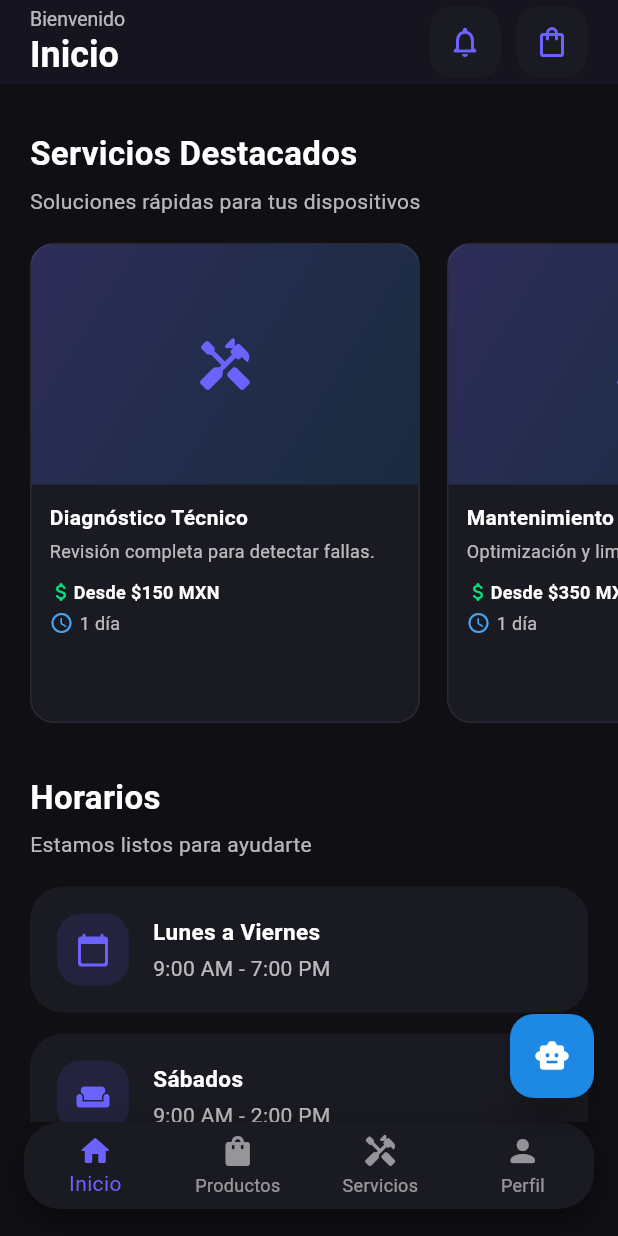
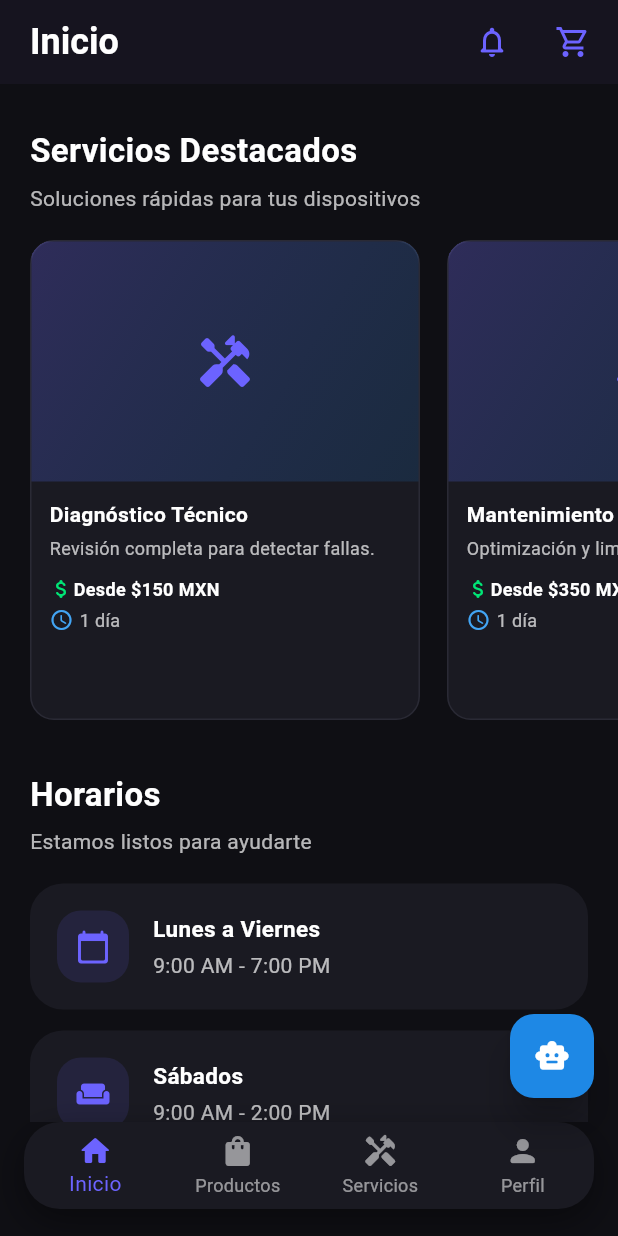
Before and after one commit to KevinAmezcua11/TociTech, a Flutter app: the TociTechApp screen opened directly, scrolled down 576 dp, on a phone screen of 412 x 824 dp. Run offline on Flutter 3.47's test engine with Material 3 defaults, Android fonts, the phone set to English and light mode, and no system bars; our stand-ins replace cached_network_image, sqflite; missing offline and left inert: flutter_stripe; accounts and stored records are empty; network calls fail.

Commit message:
cambios app_client

```diff
--- a/app_client/lib/ui/pages/main/home_page.dart
+++ b/app_client/lib/ui/pages/main/home_page.dart
@@ -53,13 +53,6 @@ class _TociTechAppState extends State<TociTechApp> {
           crossAxisAlignment: CrossAxisAlignment.start,
           children: [
             Text(
-              "Bienvenido",
-              style: TextStyle(
-                color: AppColors.textSecondary,
-                fontSize: 13,
-              ),
-            ),
-            Text(
               _titulosAppBar[_index],
               style: TextStyle(
                 color: AppColors.textPrimary,
@@ -71,11 +64,7 @@ class _TociTechAppState extends State<TociTechApp> {
         ),
         actions: [
           Container(
-            margin: const EdgeInsets.only(right: 10),
-            decoration: BoxDecoration(
-              color: AppColors.surface,
-              borderRadius: BorderRadius.circular(16),
-            ),
+            margin: const EdgeInsets.only(right: 6),
             child: IconButton(
               onPressed: () => Navigator.push(
                 context,
@@ -92,11 +81,7 @@ class _TociTechAppState extends State<TociTechApp> {
           Stack(
             children: [
               Container(
-                margin: const EdgeInsets.only(right: 20),
-                decoration: BoxDecoration(
-                  color: AppColors.surface,
-                  borderRadius: BorderRadius.circular(16),
-                ),
+                margin: const EdgeInsets.only(right: 6),
                 child: IconButton(
                   onPressed: () async {
                     await Navigator.push(
@@ -106,20 +91,20 @@ class _TociTechAppState extends State<TociTechApp> {
                     _loadCartCount();
                   },
                   icon: const Icon(
-                    Icons.shopping_bag_outlined,
+                    Icons.shopping_cart_outlined,
                     color: AppColors.primary,
                   ),
                 ),
               ),
               if (_cartCount > 0)
                 Positioned(
-                  right: 16,
-                  top: 2,
+                  right: 6,
+                  top: 6,
                   child: Container(
-                    width: 20,
-                    height: 20,
-                    decoration: const BoxDecoration(
-                      color: Colors.redAccent,
+                    width: 16,
+                    height: 16,
+                    decoration: BoxDecoration(
+                      color: AppColors.primary,
                       shape: BoxShape.circle,
                     ),
                     child: Center(
@@ -127,7 +112,7 @@ class _TociTechAppState extends State<TociTechApp> {
                         _cartCount > 99 ? '99+' : '$_cartCount',
                         style: const TextStyle(
                           color: Colors.white,
-                          fontSize: 10,
+                          fontSize: 9,
                           fontWeight: FontWeight.bold,
                         ),
                       ),
@@ -289,15 +274,16 @@ class _TociTechAppState extends State<TociTechApp> {
           Row(
             children: [
               Container(
-                padding: const EdgeInsets.all(14),
+                padding: const EdgeInsets.all(10),
                 decoration: BoxDecoration(
                   color: Colors.white.withOpacity(0.15),
                   borderRadius: BorderRadius.circular(18),
                 ),
-                child: const Icon(
-                  Icons.memory_rounded,
-                  color: Colors.white,
-                  size: 34,
+                child: Image.asset(
+                  "assets/Logo-img.png",
+                  width: 40,
+                  height: 40,
+                  fit: BoxFit.contain,
                 ),
               ),
               const Spacer(),
@@ -311,7 +297,7 @@ class _TociTechAppState extends State<TociTechApp> {
                   borderRadius: BorderRadius.circular(20),
                 ),
                 child: const Text(
-                  "TOP TECH",
+                  "TociTech",
                   style: TextStyle(
                     color: Colors.white,
                     fontWeight: FontWeight.bold,
@@ -344,7 +330,7 @@ class _TociTechAppState extends State<TociTechApp> {
           Row(
             children: [
               Expanded(
-                child: FilledButton(
+                child: FilledButton.icon(
                   onPressed: () => setState(() => _index = 1),
                   style: FilledButton.styleFrom(
                     backgroundColor: Colors.white,
@@ -354,24 +340,26 @@ class _TociTechAppState extends State<TociTechApp> {
                       borderRadius: BorderRadius.circular(18),
                     ),
                   ),
-                  child: const Text("Explorar productos"),
+                  iconAlignment: IconAlignment.start,
+                  icon: const Icon(Icons.devices_rounded, size: 18),
+                  label: const Text("Productos"),
                 ),
               ),
               const SizedBox(width: 14),
               Expanded(
-                child: OutlinedButton(
+                child: OutlinedButton.icon(
                   onPressed: () => setState(() => _index = 2),
                   style: OutlinedButton.styleFrom(
                     side: const BorderSide(color: Colors.white),
+                    foregroundColor: Colors.white,
                     padding: const EdgeInsets.symmetric(vertical: 16),
                     shape: RoundedRectangleBorder(
                       borderRadius: BorderRadius.circular(18),
                     ),
                   ),
-                  child: const Text(
-                    "Servicios",
-                    style: TextStyle(color: Colors.white),
-                  ),
+                  iconAlignment: IconAlignment.start,
+                  icon: const Icon(Icons.build_rounded, size: 18),
+                  label: const Text("Servicios"),
                 ),
               ),
             ],
```
Also changed, not shown: app_client/lib/ui/pages/main/ajustes_page.dart (+75 -24 lines), 1 other file.
